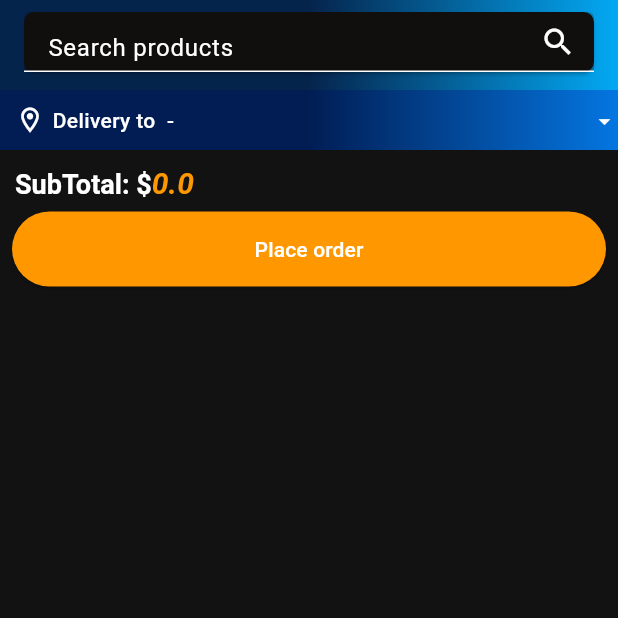
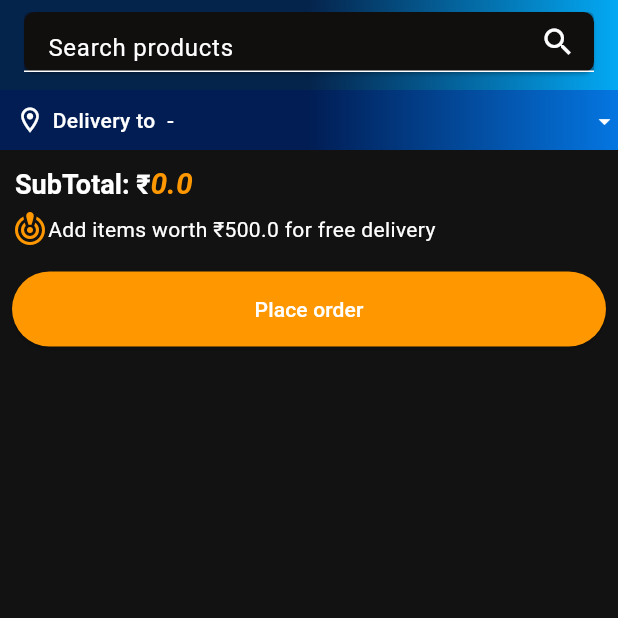
Before and after one commit to Somnathumapathi/ExpressMart, a Flutter app: the CartScreen screen opened directly, on a phone screen of 412 x 824 dp, the top half of it. Run offline on Flutter 3.47's test engine with Material 3 defaults, Android fonts, the phone set to English and light mode, and no system bars; our stand-ins replace badges, carousel_slider, dots_indicator, file_picker, flutter_rating_bar, shared_preferences; missing offline and left inert: cloudinary_public; accounts and stored records are empty.

Commit message:
cart and services changes

```diff
--- a/lib/features/cart/screens/cartScreen.dart
+++ b/lib/features/cart/screens/cartScreen.dart
@@ -1,10 +1,12 @@
 import 'package:expressmart/common/widgets/customButton.dart';
 import 'package:expressmart/features/home/widgets/addressbox.dart';
 import 'package:expressmart/features/cart/widgets/cartProduct_widget.dart';
+import 'package:expressmart/services/product_details_services.dart';
 import 'package:flutter/material.dart';
 import 'package:provider/provider.dart';
 
 import '../../../constants/global_variables.dart';
+import '../../../models/product.dart';
 import '../../../provider/user_provider.dart';
 import '../../../services/home_services.dart';
 import '../../home/screens/search_screen.dart';
@@ -20,6 +22,7 @@ class _CartScreenState extends State<CartScreen> {
   final _searchController = TextEditingController();
   final homeservices = HomeServices();
   List<String> searchSuggestions = [];
+
   _fetchSearchSuggestions(String ch) async {
     searchSuggestions = await homeservices.fetchSearchSuggestions(context, ch);
     setState(() {});
@@ -29,11 +32,20 @@ class _CartScreenState extends State<CartScreen> {
   Widget build(BuildContext context) {
     final userProvider = context.watch<UserProvider>();
     double subTotal = 0;
-
+    double freedelamt = 500;
     userProvider.user.cart
         .map((e) => subTotal +=
             (e['quantity'] * e['product']['price'] as int).toDouble())
         .toList();
+
+    bool isEligibleFreeDel() {
+      if (subTotal >= 500)
+        return true;
+      else if (subTotal < 500)
+        return false;
+      else
+        throw Exception('Not valid value');
+    }
 
     return Scaffold(
         appBar: PreferredSize(
@@ -78,12 +90,12 @@ class _CartScreenState extends State<CartScreen> {
             ),
           ),
         ),
-        body: SingleChildScrollView(
-            child: searchSuggestions.isNotEmpty &&
-                    _searchController.text.isNotEmpty
+        body: searchSuggestions.isNotEmpty && _searchController.text.isNotEmpty
             ? Container(
                 height: 250,
+                child: Expanded(
                   child: ListView.builder(
+                      // physics: ScrollPhysics(),
                       shrinkWrap: true,
                       itemCount: searchSuggestions.length,
                       itemBuilder: (context, index) {
@@ -99,13 +111,13 @@ class _CartScreenState extends State<CartScreen> {
                           trailing: IconButton(
                             icon: Icon(Icons.arrow_outward),
                             onPressed: () {
-                                _searchController.text =
-                                    searchSuggestions[index];
+                              _searchController.text = searchSuggestions[index];
                               _fetchSearchSuggestions(_searchController.text);
                             },
                           ),
                         );
                       }),
+                ),
               )
             : Column(
                 crossAxisAlignment: CrossAxisAlignment.start,
@@ -118,7 +130,7 @@ class _CartScreenState extends State<CartScreen> {
                     padding: const EdgeInsets.only(left: 10.0),
                     child: RichText(
                         text: TextSpan(
-                                text: 'SubTotal: \$',
+                            text: 'SubTotal: ₹',
                             style: TextStyle(
                                 fontWeight: FontWeight.w600, fontSize: 18),
                             children: [
@@ -130,6 +142,24 @@ class _CartScreenState extends State<CartScreen> {
                                   color: GlobalVariables.secondaryColor))
                         ])),
                   ),
+                  Container(
+                    padding: EdgeInsets.all(8),
+                    child: Row(
+                      // mainAxisAlignment: MainAxisAlignment.spaceEvenly,
+                      children: [
+                        Icon(
+                          Icons.crisis_alert,
+                          color: isEligibleFreeDel()
+                              ? GlobalVariables.primaryColor
+                              : GlobalVariables.secondaryColor,
+                        ),
+                        isEligibleFreeDel()
+                            ? Text('Your order is eligible for free shipping')
+                            : Text(
+                                'Add items worth ₹${freedelamt - subTotal} for free delivery')
+                      ],
+                    ),
+                  ),
                   Padding(
                     padding: const EdgeInsets.all(8.0),
                     child: CustomButton(
@@ -138,15 +168,18 @@ class _CartScreenState extends State<CartScreen> {
                       color: GlobalVariables.secondaryColor,
                     ),
                   ),
-                      ListView.builder(
+                  SizedBox(
+                    height: 10,
+                  ),
+                  Expanded(
+                    child: ListView.builder(
                         shrinkWrap: true,
                         itemCount: userProvider.user.cart.length,
                         itemBuilder: (context, index) {
                           return CartProduct(index: index);
                         }),
+                  ),
                 ],
-                  )
-//       body:
               ));
   }
 }
--- a/lib/features/product-details/screens/productDetails_screen.dart
+++ b/lib/features/product-details/screens/productDetails_screen.dart
@@ -3,6 +3,7 @@ import 'package:dots_indicator/dots_indicator.dart';
 import 'package:expressmart/common/widgets/customButton.dart';
 import 'package:expressmart/common/widgets/ratings.dart';
 import 'package:expressmart/features/home/widgets/carouselslider.dart';
+import 'package:expressmart/services/cart_services.dart';
 import 'package:expressmart/services/product_details_services.dart';
 import 'package:flutter/material.dart';
 import 'package:flutter_rating_bar/flutter_rating_bar.dart';
@@ -23,6 +24,7 @@ class ProductDetailsScreen extends StatefulWidget {
 
 class _ProductDetailsScreenState extends State<ProductDetailsScreen> {
   final productDetailsServices = ProductDetailsServices();
+  final cartServices = CartServices();
   double avgRating = 0;
   double myRating = 0;
   int imageIndex = 0;
@@ -188,8 +190,7 @@ class _ProductDetailsScreenState extends State<ProductDetailsScreen> {
                         // CustomButton(text: 'Add to cart', onTap: () {}),
                         ElevatedButton(
                           onPressed: () {
-                            productDetailsServices.addToCart(
-                                context, widget.product.id!);
+                            cartServices.addToCart(context, widget.product.id!);
                           },
                           child: Text('Add to cart'),
                           style: ElevatedButton.styleFrom(),
```
Also changed, not shown: lib/features/cart/widgets/cartProduct_widget.dart (+33 -3 lines), lib/services/cart_services.dart (added, +58 -0 lines), lib/services/product_details_services.dart (+0 -23 lines). Lines whose indentation alone changed are shown as unchanged.
